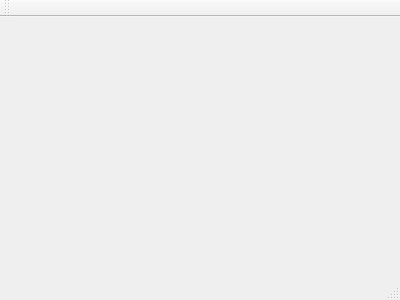
sergeitrubchik/PicturesFinder, file PicturesFinder/picturesfinder.ui: the form before one commit.
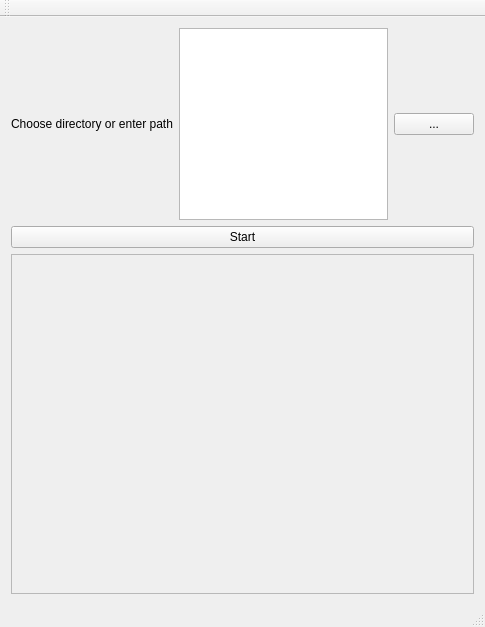
The form after the commit.

```diff
--- a/PicturesFinder/picturesfinder.ui
+++ b/PicturesFinder/picturesfinder.ui
@@ -1,24 +1,100 @@
 <ui version="4.0">
  <class>PicturesFinder</class>
- <widget class="QMainWindow" name="PicturesFinder" >
-  <property name="geometry" >
+ <widget class="QMainWindow" name="PicturesFinder">
+  <property name="geometry">
    <rect>
     <x>0</x>
     <y>0</y>
-    <width>400</width>
-    <height>300</height>
+    <width>485</width>
+    <height>627</height>
    </rect>
   </property>
   <property name="windowTitle" >
    <string>PicturesFinder</string>
   </property>
-  <widget class="QMenuBar" name="menuBar" />
-  <widget class="QToolBar" name="mainToolBar" />
-  <widget class="QWidget" name="centralWidget" />
-  <widget class="QStatusBar" name="statusBar" />
+  <widget class="QWidget" name="centralWidget">
+   <layout class="QVBoxLayout" name="verticalLayout_3">
+    <item>
+     <layout class="QHBoxLayout" name="horizontalLayout">
+      <item>
+       <widget class="QLabel" name="chooseDirectoryLabel">
+        <property name="text">
+         <string>Choose directory or enter path</string>
+        </property>
+       </widget>
+      </item>
+      <item>
+       <widget class="QPlainTextEdit" name="pathTextEdit">
+        <property name="sizePolicy">
+         <sizepolicy hsizetype="Expanding" vsizetype="Fixed">
+          <horstretch>0</horstretch>
+          <verstretch>0</verstretch>
+         </sizepolicy>
+        </property>
+        <property name="verticalScrollBarPolicy">
+         <enum>Qt::ScrollBarAlwaysOff</enum>
+        </property>
+        <property name="horizontalScrollBarPolicy">
+         <enum>Qt::ScrollBarAlwaysOff</enum>
+        </property>
+       </widget>
+      </item>
+      <item>
+       <widget class="QPushButton" name="browseButton">
+        <property name="text">
+         <string>...</string>
+        </property>
+       </widget>
+      </item>
+     </layout>
+    </item>
+    <item>
+     <widget class="QPushButton" name="startButton">
+      <property name="text">
+       <string>Start</string>
+      </property>
+     </widget>
+    </item>
+    <item>
+     <widget class="QScrollArea" name="scrollArea">
+      <property name="widgetResizable">
+       <bool>true</bool>
+      </property>
+      <widget class="QWidget" name="scrollAreaWidgetContents">
+       <property name="geometry">
+        <rect>
+         <x>0</x>
+         <y>0</y>
+         <width>471</width>
+         <height>346</height>
+        </rect>
+       </property>
+      </widget>
+     </widget>
+    </item>
+   </layout>
+  </widget>
+  <widget class="QMenuBar" name="menuBar">
+   <property name="geometry">
+    <rect>
+     <x>0</x>
+     <y>0</y>
+     <width>485</width>
+     <height>17</height>
+    </rect>
+   </property>
+  </widget>
+  <widget class="QToolBar" name="mainToolBar">
+   <attribute name="toolBarArea">
+    <enum>TopToolBarArea</enum>
+   </attribute>
+   <attribute name="toolBarBreak">
+    <bool>false</bool>
+   </attribute>
+  </widget>
+  <widget class="QStatusBar" name="statusBar"/>
  </widget>
- <layoutDefault spacing="6" margin="11" />
- <pixmapfunction></pixmapfunction>
+ <layoutdefault spacing="6" margin="11"/>
  <resources/>
  <connections/>
 </ui>
```
Left out of the diff: 3 changed lines with no effect on the pictures.
